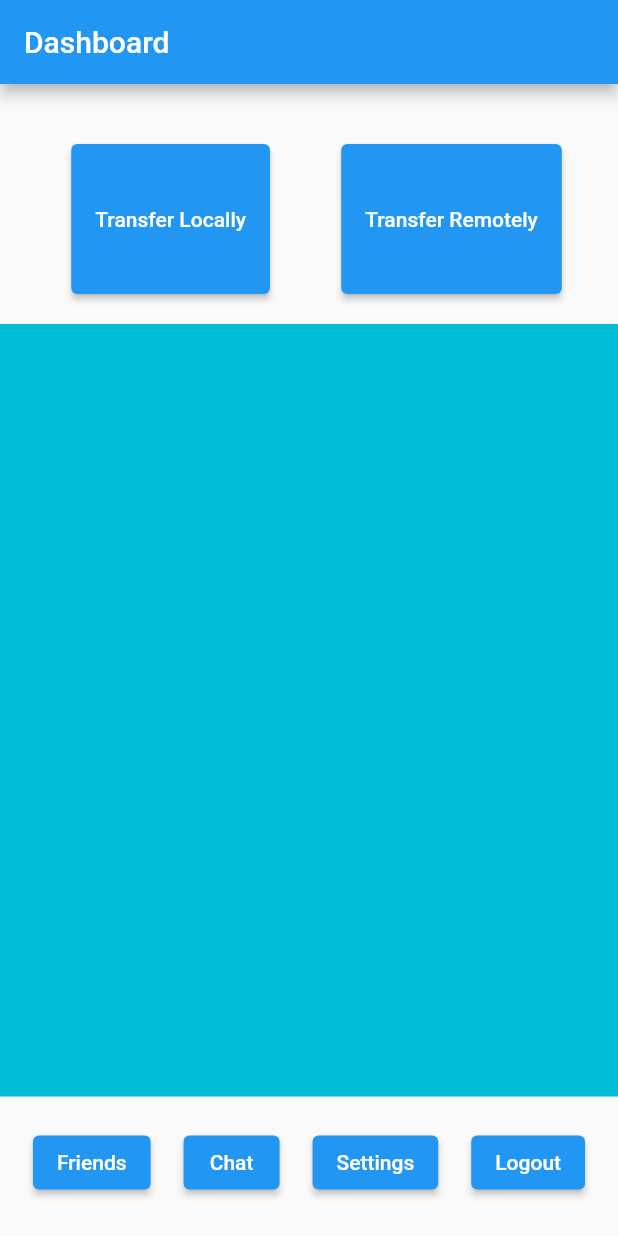
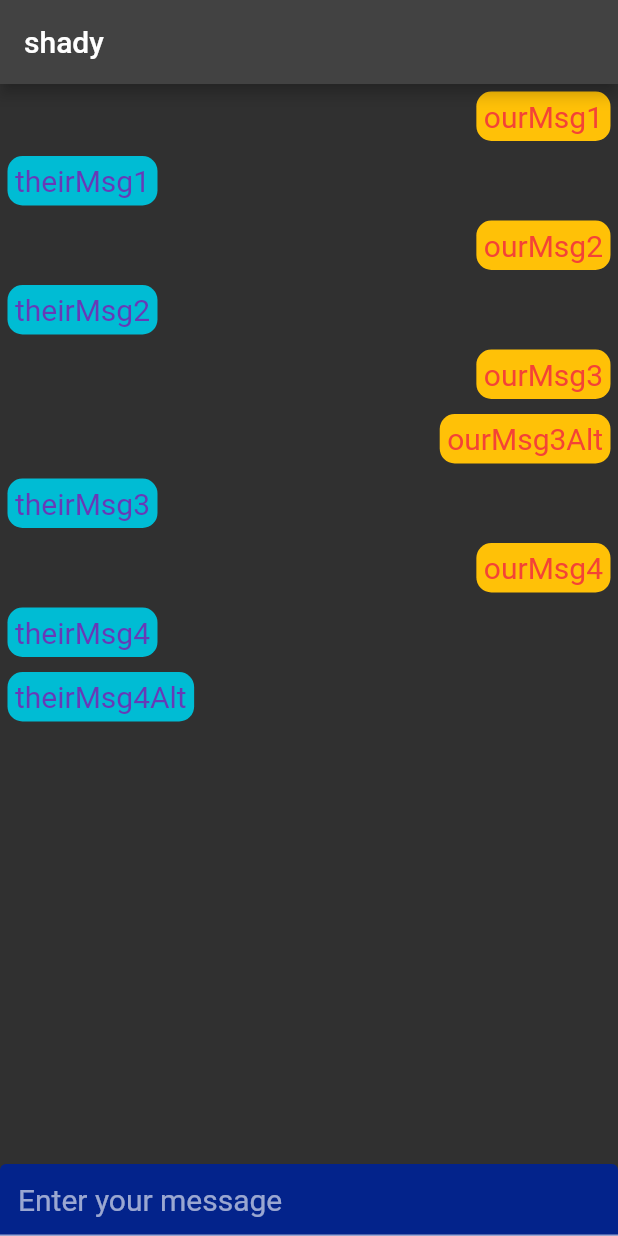
Before and after one commit to Abhinav-Agarwal021/any_share, a Flutter app: the screen it shows after launch, on a phone screen of 412 x 824 dp. Run offline on Flutter 3.47's test engine with Material 2 defaults, Android fonts, the phone set to English and light mode, and no system bars; our stand-ins replace shared_preferences; network calls fail.

Commit message:
Added the message UI

```diff
--- a/client/lib/main.dart
+++ b/client/lib/main.dart
@@ -3,14 +3,14 @@
 import 'package:client/pages/login_signup.dart';
 import 'package:client/utils/routes.dart';
 import 'package:flutter/material.dart';
-
+import 'package:client/pages/messages.dart';
 import 'package:shared_preferences/shared_preferences.dart';
 import 'package:http/http.dart';
 import 'dart:convert';
 
 var userData;
 
-void main() async {
+void main() {
   runApp(const MyApp());
 }
 
@@ -25,9 +25,7 @@
   @override
   void initState() {
     getAuthentication().whenComplete(() async {
-      print("CCCCCCCCCCCCCCCCCCCCCCCCC1");
-      print(userData);
-      print("DDDDDDDDDDDDDDDDDDDDDDDDDDDDd");
+      Navigator.pop(context);
       Navigator.push(
           context,
           MaterialPageRoute(
@@ -51,22 +49,23 @@
         encoding: Encoding.getByName("utf-8"));
     String resb = response.body;
     debugPrint(resb);
+
     setState(() {
       userData = response.body;
     });
-    debugPrint("AAAAAAAAAAAAAAA1");
+
     debugPrint(userData);
-    debugPrint("BBBBBBBBBBBB1");
   }
 
   Widget build(BuildContext context) {
     return MaterialApp(
-      initialRoute: "/dashboard",
+      initialRoute: "/",
       routes: {
-        "/": (context) => const SignupRoute(),
+        "/": (context) => const Messages(),
         MyRoutes.dashboard: (context) => const Dashboard(),
         MyRoutes.signupRoute: (context) => const SignupRoute(),
-        MyRoutes.chat: (context) => const Chats()
+        MyRoutes.chat: (context) => const Chats(),
+        MyRoutes.messages: (context) => const Messages()
       },
     );
   }
--- a/client/lib/pages/login_signup.dart
+++ b/client/lib/pages/login_signup.dart
@@ -60,6 +60,7 @@ class SignupFormState extends State<SignupForm> {
   final _unameController = TextEditingController();
   final _passController = TextEditingController();
   final _emailController = TextEditingController();
+  final _x = 1;
 
   @override
   Widget build(BuildContext context) {
@@ -104,7 +105,6 @@ class SignupFormState extends State<SignupForm> {
 
   void switchToLogin() {
     Navigator.pop(context);
-
     Navigator.push(
         context, MaterialPageRoute(builder: (context) => const LoginRoute()));
   }
--- /dev/null
+++ b/client/lib/pages/messages.dart
@@ -0,0 +1,99 @@
+import 'dart:ui';
+
+import 'package:flutter/material.dart';
+
+class Messages extends StatelessWidget {
+  const Messages({Key? key}) : super(key: key);
+  final String chatName =
+      "shady"; // to be changed according to the data received from backend
+
+  @override
+  Widget build(BuildContext context) {
+    return MaterialApp(
+      title: chatName,
+      theme: ThemeData.dark(),
+      home: Scaffold(
+        appBar: AppBar(
+          title: Text(chatName),
+        ),
+        body: const MessageContainer(),
+        bottomNavigationBar: const TextField(
+          decoration: InputDecoration(
+              filled: true,
+              fillColor: Color.fromRGBO(3, 35, 139, 100),
+              hintStyle: TextStyle(fontSize: 20),
+              hintText: "Enter your message"),
+        ),
+      ),
+    );
+  }
+}
+
+class MessageContainer extends StatefulWidget {
+  const MessageContainer({Key? key}) : super(key: key);
+
+  @override
+  MessageState createState() {
+    return MessageState();
+  }
+}
+
+class MessageState extends State<MessageContainer> {
+  late Map<String, List<List<String>>> previousMessages;
+  late List<List<String>>? messageList;
+
+  MessageState() {
+    previousMessages = {
+      "messages": [
+        ["ourMsg1"],
+        ["theirMsg1"],
+        ["ourMsg2"],
+        ["theirMsg2"],
+        ["ourMsg3", "ourMsg3Alt"],
+        ["theirMsg3"],
+        ["ourMsg4"],
+        ["theirMsg4", "theirMsg4Alt"],
+      ],
+    };
+    messageList = previousMessages["messages"]?.toList();
+  }
+
+  @override
+  // messages stored in an array where even index represents our message and odd represents their message
+  // if in case a user sends multiple messages , create one array and store those multiple messages there
+
+  Widget build(BuildContext context) {
+    return Column(children: [
+      SingleChildScrollView(
+        child: Column(
+          children: [
+            for (var i = 0; i < messageList!.length; i++)
+              for (var j = 0; j < messageList![i].length; j++)
+                Row(
+                    mainAxisAlignment: i % 2 == 0
+                        ? MainAxisAlignment.end
+                        : MainAxisAlignment.start,
+                    children: [
+                      Container(
+                        margin: const EdgeInsets.symmetric(
+                            vertical: 5, horizontal: 5),
+                        padding: const EdgeInsets.symmetric(
+                            vertical: 5, horizontal: 5),
+                        decoration: BoxDecoration(
+                            color: i % 2 == 0 ? Colors.amber : Colors.cyan,
+                            borderRadius: BorderRadius.circular(10)),
+                        child: Text(
+                          messageList![i][j],
+                          style: TextStyle(
+                              fontSize: 20,
+                              color:
+                                  i % 2 == 0 ? Colors.red : Colors.deepPurple),
+                        ),
+                      )
+                    ])
+          ],
+        ),
+      ),
+    ]);
+  }
+}
--- a/client/lib/utils/routes.dart
+++ b/client/lib/utils/routes.dart
@@ -2,4 +2,5 @@ class MyRoutes {
   static String signupRoute = "/signup";
   static String dashboard = "/dashboard";
   static String chat = "/chat";
+  static String messages = "messages";
 }
```
